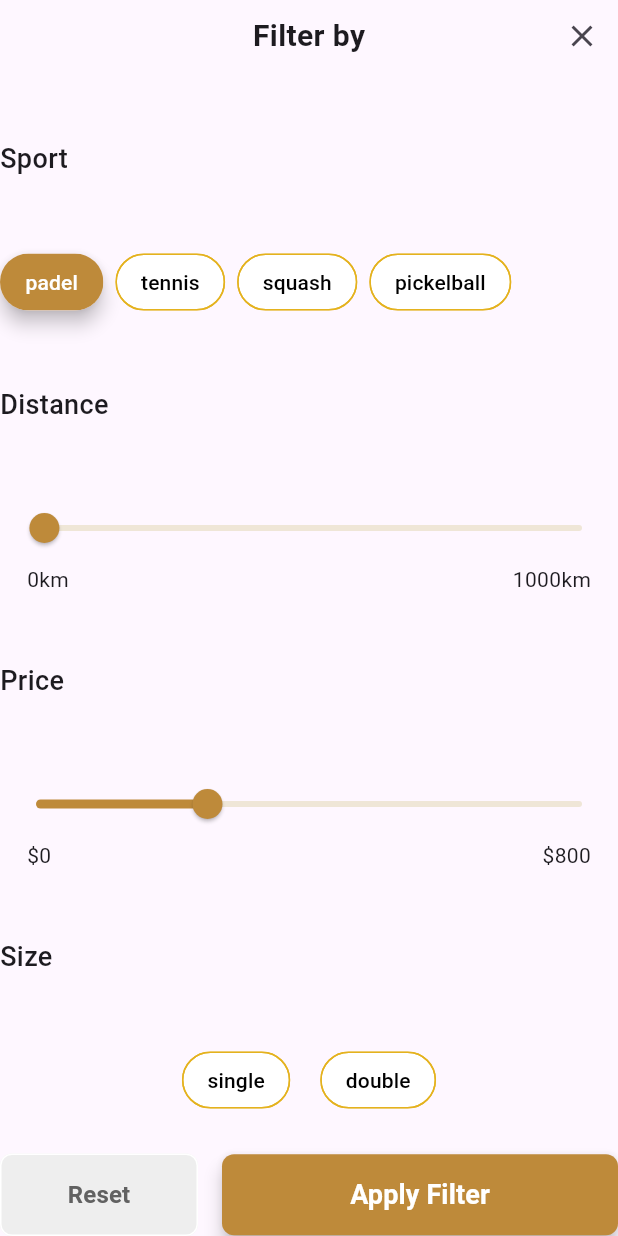
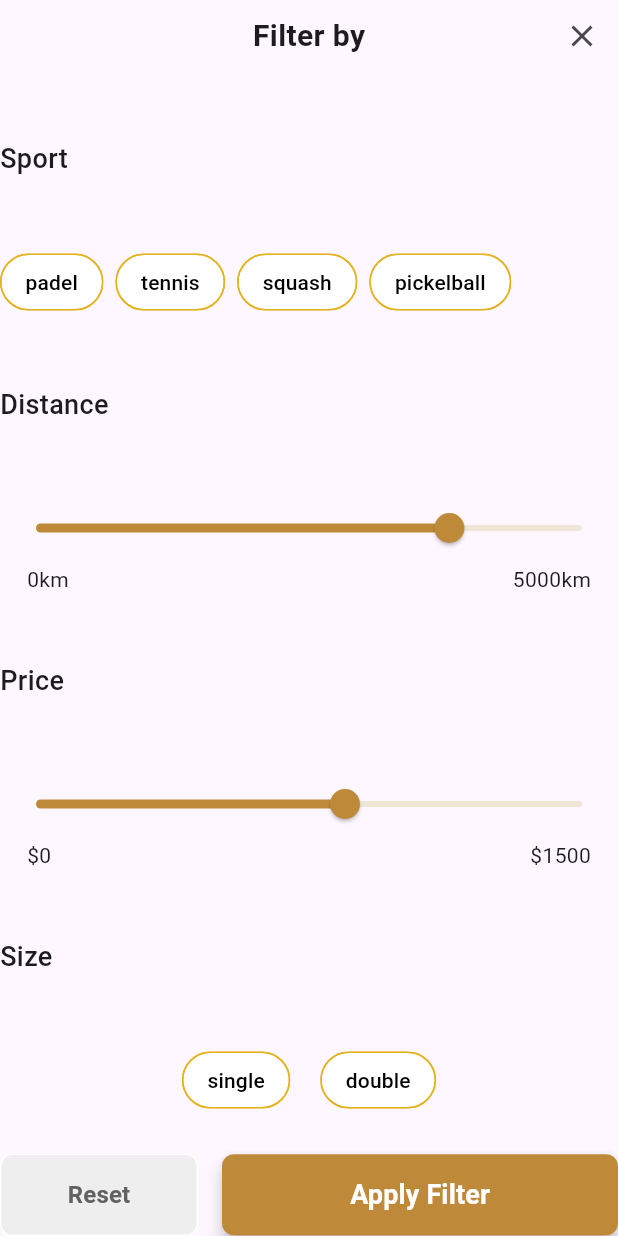
Before and after one commit to Talha-Orax/club_location_first_task, a Flutter app: the FilterScreen widget shown alone on an empty page, opened directly, after a tap on "Reset", on a phone screen of 412 x 824 dp. Run offline on Flutter 3.47's test engine with Material 3 defaults, Android fonts, the phone set to English and light mode, and no system bars; our stand-ins replace font_awesome_flutter, freezed_annotation, geocoding, geolocator; network calls fail.

Commit message:
Filteration Done ,Going to Start Search functionality

```diff
--- a/lib/view/filter_screen.dart
+++ b/lib/view/filter_screen.dart
@@ -2,7 +2,9 @@ import 'package:flutter/material.dart';
 import 'package:club_location_first_task/model/filter_model.dart';
 
 class FilterScreen extends StatefulWidget {
-  const FilterScreen({Key? key}) : super(key: key);
+  final FilterModel? initialFilter;
+
+  const FilterScreen({Key? key, this.initialFilter}) : super(key: key);
 
   @override
   State<FilterScreen> createState() => _FilterScreenState();
@@ -10,11 +12,31 @@ class FilterScreen extends StatefulWidget {
 
 class _FilterScreenState extends State<FilterScreen> {
   // State variables for filters
-  List<SportType> selectedSports = [SportType.padel]; // Default selected sport
+  List<SportType> selectedSports = [];
+  double? distanceValue; // Distance in km
+  double? priceValue; // Price
+  CourtSizeType? selectedSize; // Court size
 
-  double distanceValue = 0.0; // Default distance in km
-  double priceValue = 0.0; // Default price
-  CourtSizeType? selectedSize; // Selected court size
+  @override
+  void initState() {
+    super.initState();
+    // Initialize with values from initialFilter if provided
+    if (widget.initialFilter != null) {
+      if (widget.initialFilter!.sport != null) {
+        selectedSports = [widget.initialFilter!.sport!];
+      }
+
+      if (widget.initialFilter!.distance != null) {
+        distanceValue = double.tryParse(widget.initialFilter!.distance!);
+      }
+
+      if (widget.initialFilter!.price != null) {
+        priceValue = double.tryParse(widget.initialFilter!.price!);
+      }
+
+      selectedSize = widget.initialFilter!.size;
+    }
+  }
 
   @override
   Widget build(BuildContext context) {
@@ -101,12 +123,12 @@ class _FilterScreenState extends State<FilterScreen> {
           alignment: Alignment.topCenter,
           children: [
             Slider(
-              value: distanceValue,
+              value: distanceValue ?? 3600.0, // Default to 10 km if null
               min: 0,
-              max: 1000,
+              max: 5000,
               overlayColor: MaterialStateProperty.all(
                   const Color.fromARGB(255, 243, 243, 243).withOpacity(0.8)),
-              divisions: 1000,
+              divisions: 5000,
               onChanged: (value) {
                 setState(() {
                   distanceValue = value;
@@ -116,7 +138,7 @@ class _FilterScreenState extends State<FilterScreen> {
                   const Color.fromARGB(255, 179, 160, 54).withOpacity(0.2),
               secondaryActiveColor: Colors.amber,
               activeColor: const Color.fromARGB(255, 190, 138, 58),
-              label: '${distanceValue.toStringAsFixed(0)} km',
+              label: '${distanceValue?.toStringAsFixed(0)} km',
             ),
           ],
         ),
@@ -126,7 +148,7 @@ class _FilterScreenState extends State<FilterScreen> {
             mainAxisAlignment: MainAxisAlignment.spaceBetween,
             children: [
               Text('0km'),
-              Text('1000km'),
+              Text('5000km'),
             ],
           ),
         ),
@@ -145,12 +167,12 @@ class _FilterScreenState extends State<FilterScreen> {
           alignment: Alignment.topCenter,
           children: [
             Slider(
-              value: priceValue,
+              value: priceValue ?? 850.0, // Default to 850 if null
               min: 0,
-              max: 800,
+              max: 1500,
               overlayColor: MaterialStateProperty.all(
                   const Color.fromARGB(255, 243, 243, 243).withOpacity(0.8)),
-              divisions: 500,
+              divisions: 1500,
               onChanged: (value) {
                 setState(() {
                   priceValue = value;
@@ -158,7 +180,7 @@ class _FilterScreenState extends State<FilterScreen> {
               },
               inactiveColor:
                   const Color.fromARGB(255, 179, 160, 54).withOpacity(0.2),
-              label: '\$${priceValue.toStringAsFixed(0)}',
+              label: '\$${priceValue?.toStringAsFixed(0)}',
               secondaryActiveColor: Colors.amber,
               activeColor: const Color.fromARGB(255, 190, 138, 58),
             ),
@@ -170,7 +192,7 @@ class _FilterScreenState extends State<FilterScreen> {
             mainAxisAlignment: MainAxisAlignment.spaceBetween,
             children: [
               Text('\$0'),
-              Text('\$800'),
+              Text('\$1500'),
             ],
           ),
         ),
@@ -232,9 +254,9 @@ class _FilterScreenState extends State<FilterScreen> {
               child: TextButton(
                 onPressed: () {
                   setState(() {
-                    selectedSports = [SportType.padel];
-                    distanceValue = 10.0;
-                    priceValue = 250.0;
+                    selectedSports = [];
+                    distanceValue = 3800.0; // Reset to default 10 km
+                    priceValue = 850.0; // Reset to default 850
                     selectedSize = null; // Reset selected size
                   });
                 },
@@ -265,8 +287,8 @@ class _FilterScreenState extends State<FilterScreen> {
                     sport:
                         selectedSports.isNotEmpty ? selectedSports.first : null,
                     size: selectedSize,
-                    price: priceValue.toStringAsFixed(0),
-                    distance: distanceValue.toStringAsFixed(0),
+                    price: priceValue?.toStringAsFixed(0),
+                    distance: distanceValue?.toStringAsFixed(0),
                   );
                   Navigator.pop(context, filter);
                 },
```
Also changed, not shown: lib/view/find_club_screen.dart (+38 -6 lines).
